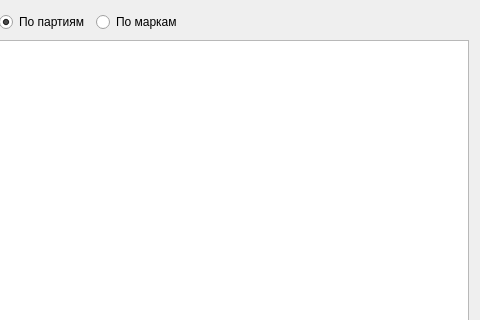
Above: formbalance.ui from Sergeyego/warehouse before the change; both pictures show x 431 to 911 and y 0 to 320 of the 911 by 613 pixel window. Below: the same form after it.
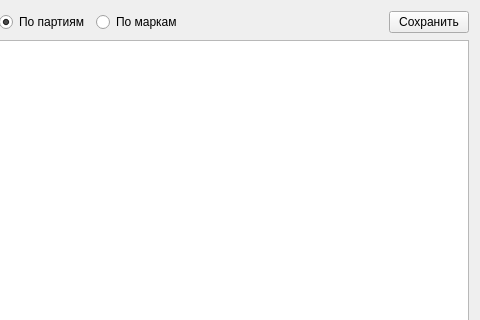
That is the form after the change. Custom widgets are drawn as their Qt base class.

What changed in the file:
```diff
--- a/formbalance.ui
+++ b/formbalance.ui
@@ -90,6 +90,13 @@
        </property>
       </spacer>
      </item>
+     <item>
+      <widget class="QPushButton" name="pushButtonSave">
+       <property name="text">
+        <string>Сохранить</string>
+       </property>
+      </widget>
+     </item>
     </layout>
    </item>
    <item>
@@ -97,6 +104,13 @@
    </item>
   </layout>
  </widget>
+ <customwidgets>
+  <customwidget>
+   <class>TableView</class>
+   <extends>QTableView</extends>
+   <header>tableview.h</header>
+  </customwidget>
+ </customwidgets>
  <resources/>
  <connections/>
 </ui>
```
Left out of the diff: 6 changed lines with no effect on the pictures.
